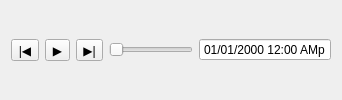
First picture: the form in src/mhm_qgis/qt/ui/forms/post_time_toolbar.ui, repository mhm-ufz/mHM-QGIS, before the edit.
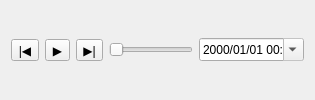
Second picture: the form after the edit.

The edit to the form file:
```diff
--- a/src/mhm_qgis/qt/ui/forms/post_time_toolbar.ui
+++ b/src/mhm_qgis/qt/ui/forms/post_time_toolbar.ui
@@ -73,7 +73,10 @@
          <enum>QAbstractSpinBox::NoButtons</enum>
         </property>
         <property name="displayFormat">
-         <string>MM/dd/yyyy h:mm Ap</string>
+         <string>yyyy/MM/dd HH:mm</string>
+        </property>
+        <property name="calendarPopup">
+         <bool>true</bool>
         </property>
        </widget>
       </item>
```
